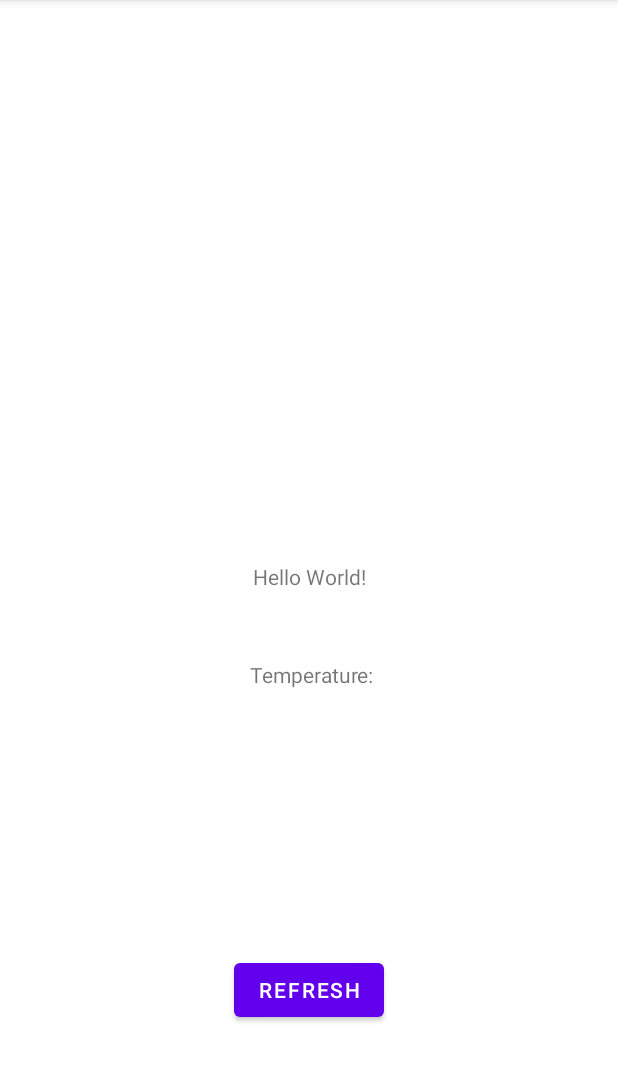
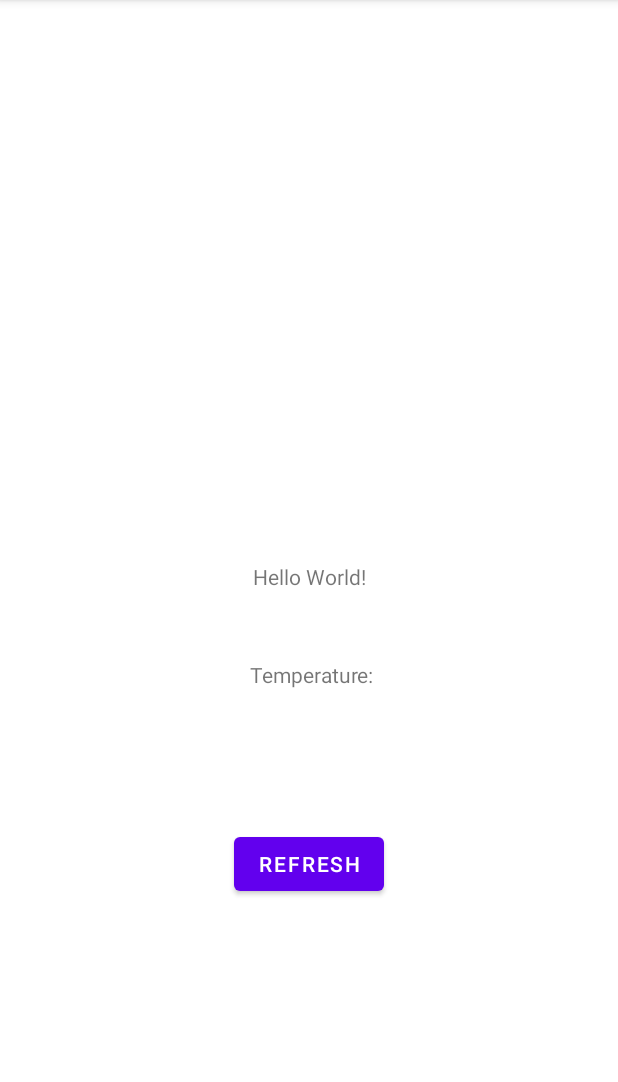
Before and after one commit to Nordin-S/dt170g, an Android app: the screen it shows after launch (MainActivity), on a phone screen of 412 x 824 dp, the part 84-1166 px from its top. Run offline under Robolectric (Android 15) with nearby library versions, the phone set to English and light mode, and no system bars.

Commit message:
fix button alginment

```diff
--- a/app/src/main/res/layout/activity_main.xml
+++ b/app/src/main/res/layout/activity_main.xml
@@ -20,11 +20,12 @@
         android:id="@+id/refreshButton"
         android:layout_width="wrap_content"
         android:layout_height="wrap_content"
-        android:layout_marginTop="636dp"
         android:text="@string/refresh"
+        app:layout_constraintBottom_toBottomOf="parent"
         app:layout_constraintEnd_toEndOf="parent"
         app:layout_constraintStart_toStartOf="parent"
-        app:layout_constraintTop_toTopOf="parent" />
+        app:layout_constraintTop_toTopOf="parent"
+        app:layout_constraintVertical_bias="0.767" />
 
     <TextView
         android:id="@+id/textView3"
```
